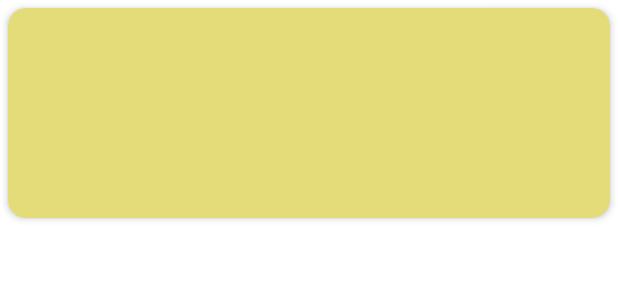
After one commit to SorinaPopa/SEF, an Android app: the layout card_layout.xml on its own in the app's theme, with its tools: preview values and no code run, on a phone screen of 412 x 824 dp. The commit adds this screen. Shown: the top 300 px of the screen. Run offline under Robolectric (Android 15) with nearby library versions, the phone set to English and light mode, and no system bars.

Commit message:
Added Recycler View - not working

```diff
--- /dev/null
+++ b/STADEVENTS/app/src/main/res/layout/card_layout.xml
@@ -0,0 +1,51 @@
+<?xml version="1.0" encoding="utf-8"?>
+<androidx.cardview.widget.CardView xmlns:android="http://schemas.android.com/apk/res/android"
+    xmlns:app="http://schemas.android.com/apk/res-auto"
+    android:id="@+id/cardView"
+    android:layout_width="match_parent"
+    android:layout_height="wrap_content"
+    android:layout_margin="5dp"
+    app:cardBackgroundColor="#e3dc78"
+    app:cardCornerRadius="12dp"
+    app:cardElevation="3dp"
+    app:contentPadding="4dp">
+
+    <androidx.constraintlayout.widget.ConstraintLayout
+        android:id="@+id/relativeLayout"
+        android:layout_width="match_parent"
+        android:layout_height="match_parent"
+        android:padding="16dp">
+
+        <ImageView
+            android:id="@+id/eventImage"
+            android:layout_width="100dp"
+            android:layout_height="100dp"
+            app:layout_constraintBottom_toBottomOf="parent"
+            app:layout_constraintLeft_toLeftOf="parent"
+            app:layout_constraintTop_toTopOf="parent" />
+
+        <TextView
+            android:id="@+id/eventTitle"
+            android:layout_width="236dp"
+            android:layout_height="39dp"
+            android:layout_marginStart="16dp"
+            android:textSize="30sp"
+            app:layout_constraintLeft_toRightOf="@+id/eventImage"
+            app:layout_constraintRight_toRightOf="parent"
+            app:layout_constraintTop_toTopOf="parent" />
+
+        <TextView
+            android:id="@+id/eventSubtitle"
+            android:layout_width="236dp"
+            android:layout_height="39dp"
+            android:layout_marginStart="16dp"
+            android:layout_marginTop="8dp"
+            app:layout_constraintLeft_toRightOf="@+id/eventImage"
+            app:layout_constraintRight_toRightOf="parent"
+            app:layout_constraintTop_toBottomOf="@+id/eventTitle" />
+
+
+    </androidx.constraintlayout.widget.ConstraintLayout>
+
+
+</androidx.cardview.widget.CardView>
```
Also changed, not shown: STADEVENTS/app/src/main/java/com/example/stadevents/MainActivity.kt (+12 -1 lines), STADEVENTS/app/src/main/java/com/example/stadevents/home/event/EventListAdapter.kt (added, +70 -0 lines), STADEVENTS/app/src/main/res/layout/home_fragment.xml (+7 -2 lines).
